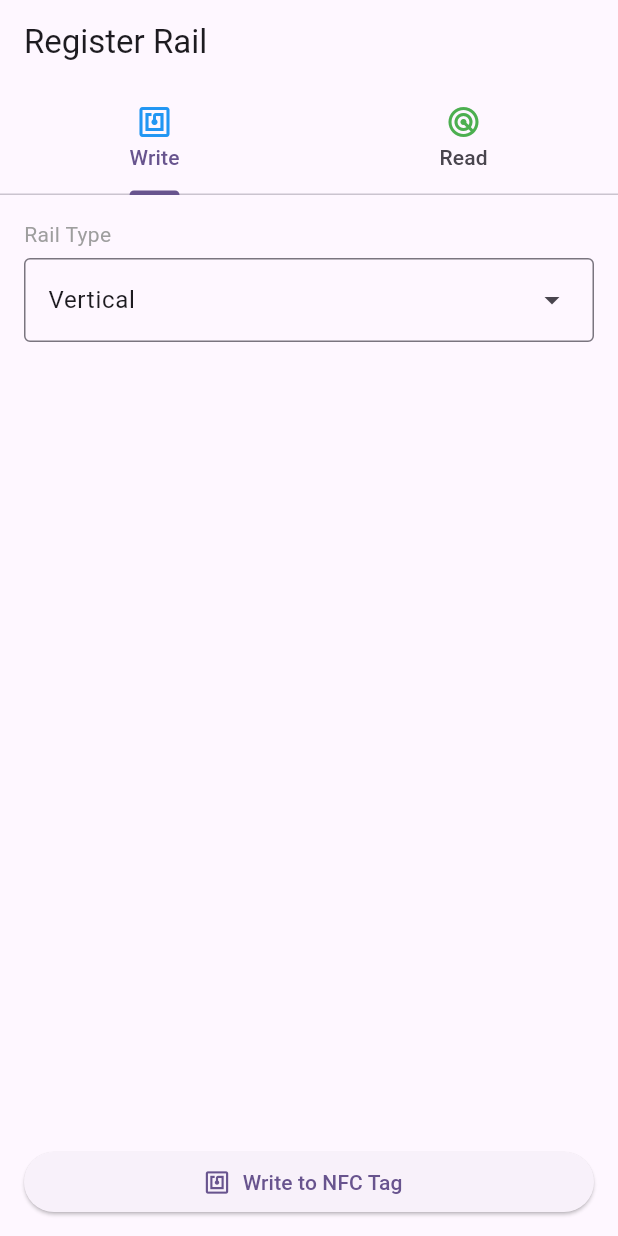
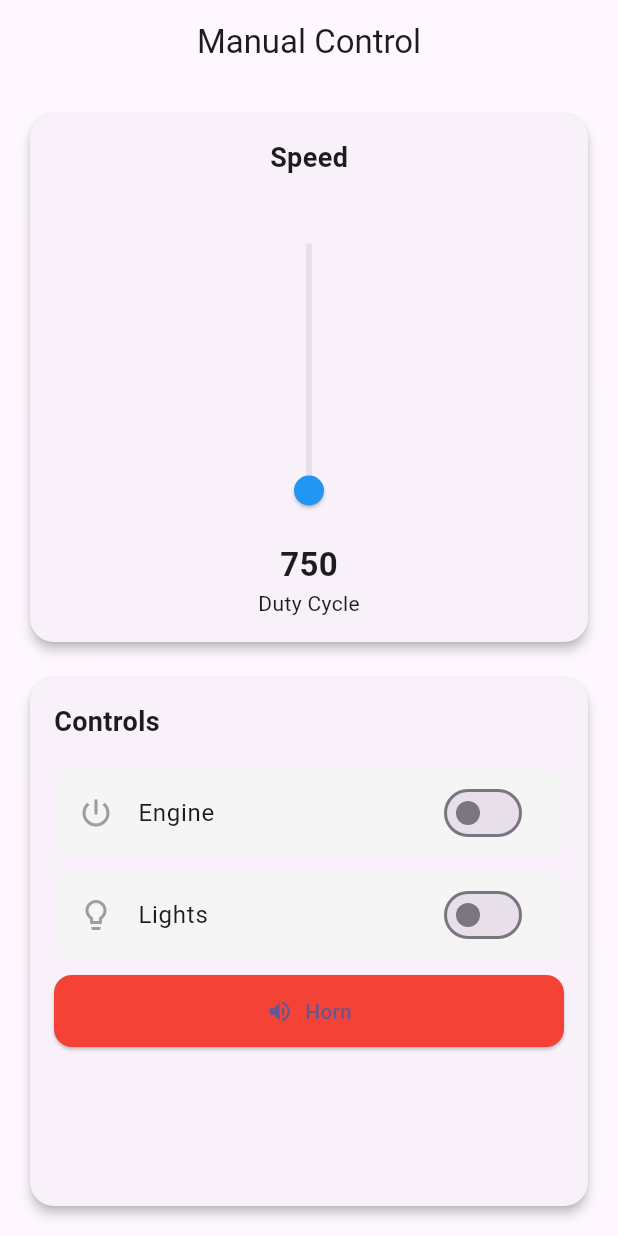
Before and after one commit to FinleyConway/train_dashboard_app, a Flutter app: the screen it shows after launch, on a phone screen of 412 x 824 dp. Run offline on Flutter 3.47's test engine with Material 3 defaults, Android fonts, the phone set to English and light mode, and no system bars; missing offline and left inert: app_settings, nfc_manager, nfc_manager_ndef, wifi_scan.

Commit message:
Added the ability to manually control train

```diff
--- /dev/null
+++ b/lib/core/utils/train_light_control.dart
@@ -0,0 +1,25 @@
+import 'dart:convert';
+
+import 'package:http/http.dart' as http;
+
+class TrainLightControl {
+  static Future<bool> control(int trainId, int brightness, bool active) async {
+    try {
+      final body = jsonEncode({
+        "train_id": trainId,
+        "brightness": brightness,
+        "is_active": active,
+      });
+
+      final response = await http.post(
+        Uri.parse("http://esp-api.local:8000/api/headlight_control"),
+        headers: {"Content-Type": "application/json"},
+        body: body,
+      );
+
+      return response.statusCode == 200;
+    } catch (_) {
+      return false;
+    }
+  }
+}
--- /dev/null
+++ b/lib/core/utils/train_motor_control.dart
@@ -0,0 +1,34 @@
+import 'dart:convert';
+
+import 'package:http/http.dart' as http;
+
+class TrainMotorControl {
+  static Future<bool> control(
+    int trainId,
+    int currentDuty,
+    int targetDuty,
+    bool active,
+  ) async {
+    final int rampTimeMs = 0;
+
+    try {
+      final body = jsonEncode({
+        "train_id": trainId,
+        "is_active": active,
+        "starting_duty": currentDuty,
+        "target_duty": targetDuty,
+        "ramp_time_ms": rampTimeMs,
+      });
+
+      final response = await http.post(
+        Uri.parse("http://esp-api.local:8000/api/motor_control"),
+        headers: {"Content-Type": "application/json"},
+        body: body,
+      );
+
+      return response.statusCode == 200;
+    } catch (e) {
+      return false;
+    }
+  }
+}
--- /dev/null
+++ b/lib/features/manual_control/manual_control_page.dart
@@ -0,0 +1,211 @@
+import 'package:flutter/material.dart';
+import 'package:train_dashboard_app/core/utils/train_motor_control.dart';
+
+class ManualControlPage extends StatefulWidget {
+  const ManualControlPage({super.key});
+
+  @override
+  State<ManualControlPage> createState() => _ManualControlPageState();
+}
+
+class _ManualControlPageState extends State<ManualControlPage> {
+  bool engineOn = false;
+  bool lightsOn = false;
+  bool hornActive = false;
+
+  int targetduty = 750;
+  int startingDuty = 750;
+  final int minMotorDuty = 750;
+  final int maxMotorDuty = 1023;
+
+  @override
+  Widget build(BuildContext context) {
+    return Scaffold(
+      appBar: AppBar(title: const Text("Manual Control"), centerTitle: true),
+      body: SafeArea(
+        child: LayoutBuilder(
+          builder: (context, constraints) {
+            final isWide = constraints.maxWidth > 700;
+
+            return Padding(
+              padding: const EdgeInsets.all(16),
+              child: isWide
+                  ? Row(
+                      children: [
+                        Expanded(flex: 2, child: _buildSpeedCard()),
+                        const SizedBox(width: 16),
+                        Expanded(flex: 3, child: _buildControlsCard()),
+                      ],
+                    )
+                  : Column(
+                      children: [
+                        Expanded(child: _buildSpeedCard()),
+                        const SizedBox(height: 16),
+                        Expanded(child: _buildControlsCard()),
+                      ],
+                    ),
+            );
+          },
+        ),
+      ),
+    );
+  }
+
+  Widget _buildSpeedCard() {
+    return Card(
+      elevation: 3,
+      shape: RoundedRectangleBorder(borderRadius: BorderRadius.circular(16)),
+      child: Padding(
+        padding: const EdgeInsets.all(16),
+        child: Column(
+          children: [
+            const Text(
+              "Speed",
+              style: TextStyle(fontSize: 18, fontWeight: FontWeight.bold),
+            ),
+            const SizedBox(height: 20),
+
+            Expanded(
+              child: Center(
+                child: RotatedBox(
+                  quarterTurns: -1,
+                  child: SizedBox(
+                    height: 250,
+                    child: Slider(
+                      value: targetduty.toDouble(),
+                      min: minMotorDuty.toDouble(),
+                      max: maxMotorDuty.toDouble(),
+                      activeColor: Colors.blue,
+                      onChanged: (v) =>
+                          setState(() => targetduty = v.toInt()),
+                      onChangeStart: (v) {
+                        startingDuty = v.toInt();
+                      },
+                      onChangeEnd: (v) async {
+                        await TrainMotorControl.control(
+                          0,
+                          startingDuty,
+                          targetduty,
+                          engineOn,
+                        );
+                      },
+                    ),
+                  ),
+                ),
+              ),
+            ),
+
+            const SizedBox(height: 10),
+
+            Text(
+              "$targetduty",
+              style: const TextStyle(fontSize: 22, fontWeight: FontWeight.bold),
+            ),
+            const Text("Duty Cycle"),
+          ],
+        ),
+      ),
+    );
+  }
+
+  Widget _buildControlsCard() {
+    return Card(
+      elevation: 3,
+      shape: RoundedRectangleBorder(borderRadius: BorderRadius.circular(16)),
+      child: Padding(
+        padding: const EdgeInsets.all(16),
+        child: Column(
+          crossAxisAlignment: CrossAxisAlignment.start,
+          children: [
+            const Text(
+              "Controls",
+              style: TextStyle(fontSize: 18, fontWeight: FontWeight.bold),
+            ),
+            const SizedBox(height: 20),
+
+            _toggle(
+              title: "Engine",
+              icon: Icons.power_settings_new,
+              value: engineOn,
+              activeColor: Colors.green,
+              onChanged: (v) async {
+                setState(() => engineOn = v);
+
+                await TrainMotorControl.control(
+                  0,
+                  targetduty,
+                  targetduty,
+                  engineOn,
+                );
+              },
+            ),
+
+            const SizedBox(height: 12),
+
+            _toggle(
+              title: "Lights",
+              icon: Icons.lightbulb_outline,
+              value: lightsOn,
+              activeColor: Colors.amber,
+              onChanged: (v) => setState(() => lightsOn = v),
+            ),
+
+            const SizedBox(height: 12),
+
+            _hornButton(),
+          ],
+        ),
+      ),
+    );
+  }
+
+  Widget _toggle({
+    required String title,
+    required IconData icon,
+    required bool value,
+    required Color activeColor,
+    required ValueChanged<bool> onChanged,
+  }) {
+    return Container(
+      decoration: BoxDecoration(
+        color: Colors.grey.shade100,
+        borderRadius: BorderRadius.circular(12),
+      ),
+      child: ListTile(
+        leading: Icon(icon, color: value ? activeColor : Colors.grey),
+        title: Text(title),
+        trailing: Switch(
+          value: value,
+          onChanged: onChanged,
+          activeThumbColor: activeColor,
+        ),
+      ),
+    );
+  }
+
+  Widget _hornButton() {
+    return SizedBox(
+      width: double.infinity,
+      child: ElevatedButton.icon(
+        icon: const Icon(Icons.volume_up),
+        label: const Text("Horn"),
+        style: ElevatedButton.styleFrom(
+          backgroundColor: Colors.red,
+          padding: const EdgeInsets.symmetric(vertical: 14),
+          shape: RoundedRectangleBorder(
+            borderRadius: BorderRadius.circular(12),
+          ),
+        ),
+        onPressed: () {
+          setState(() => hornActive = true);
+
+          Future.delayed(const Duration(milliseconds: 200), () {
+            if (mounted) {
+              setState(() => hornActive = false);
+            }
+          });
+        },
+      ),
+    );
+  }
+}
--- a/lib/main.dart
+++ b/lib/main.dart
@@ -1,5 +1,6 @@
 import 'package:flutter/material.dart';
 import 'package:train_dashboard_app/features/esp_connect/esp_connect_page.dart';
+import 'package:train_dashboard_app/features/manual_control/manual_control_page.dart';
 import 'package:train_dashboard_app/features/rail_registering/rail_register_page.dart';
 
 void main() {
@@ -16,7 +17,7 @@ class MyApp extends StatelessWidget {
       theme: ThemeData(
         colorScheme: .fromSeed(seedColor: Colors.deepPurple),
       ),
-      home: const RailRegisterPage(),
+      home: const ManualControlPage(),
     );
   }
 }
```
